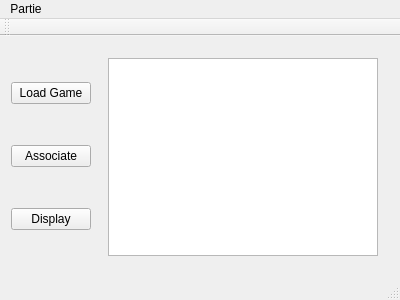
Before: the Qt Designer form src/mainwindow.ui in matthieudelaro/GOST-Framework, drawn with Qt 5.
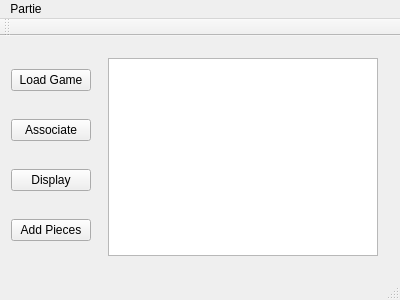
After: the same form once the commit is applied.

Patch:
```diff
--- a/src/mainwindow.ui
+++ b/src/mainwindow.ui
@@ -40,6 +40,13 @@
           </property>
          </widget>
         </item>
+        <item>
+         <widget class="QPushButton" name="addPieceButton">
+          <property name="text">
+           <string>Add Pieces</string>
+          </property>
+         </widget>
+        </item>
        </layout>
       </item>
       <item>
```
